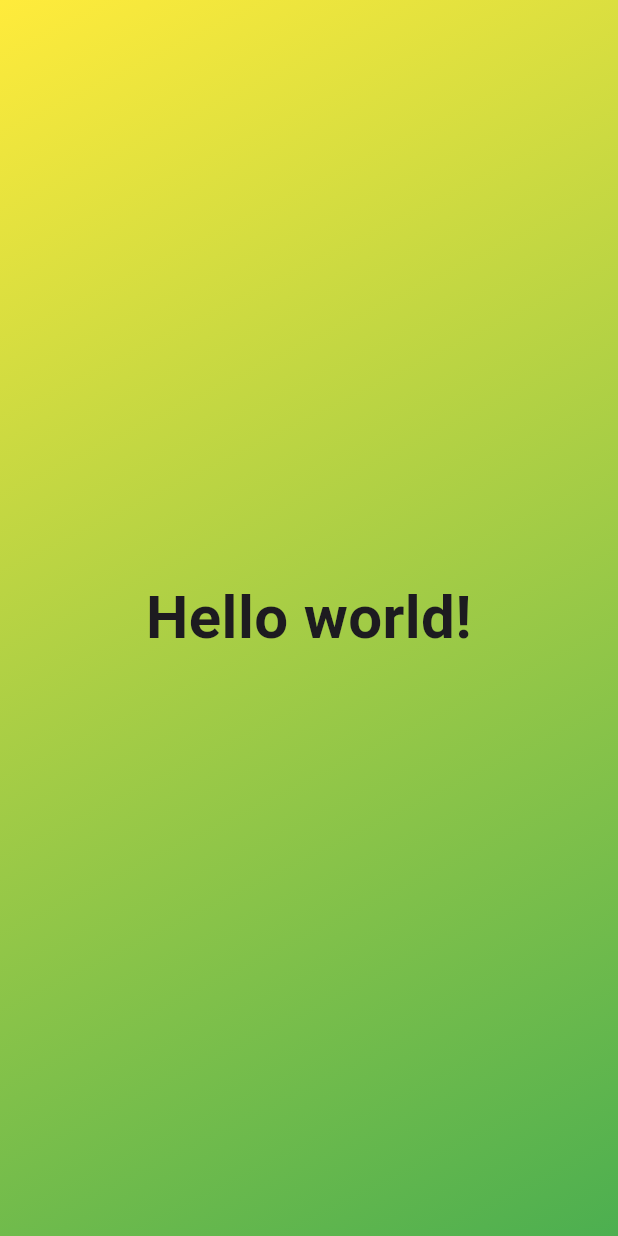
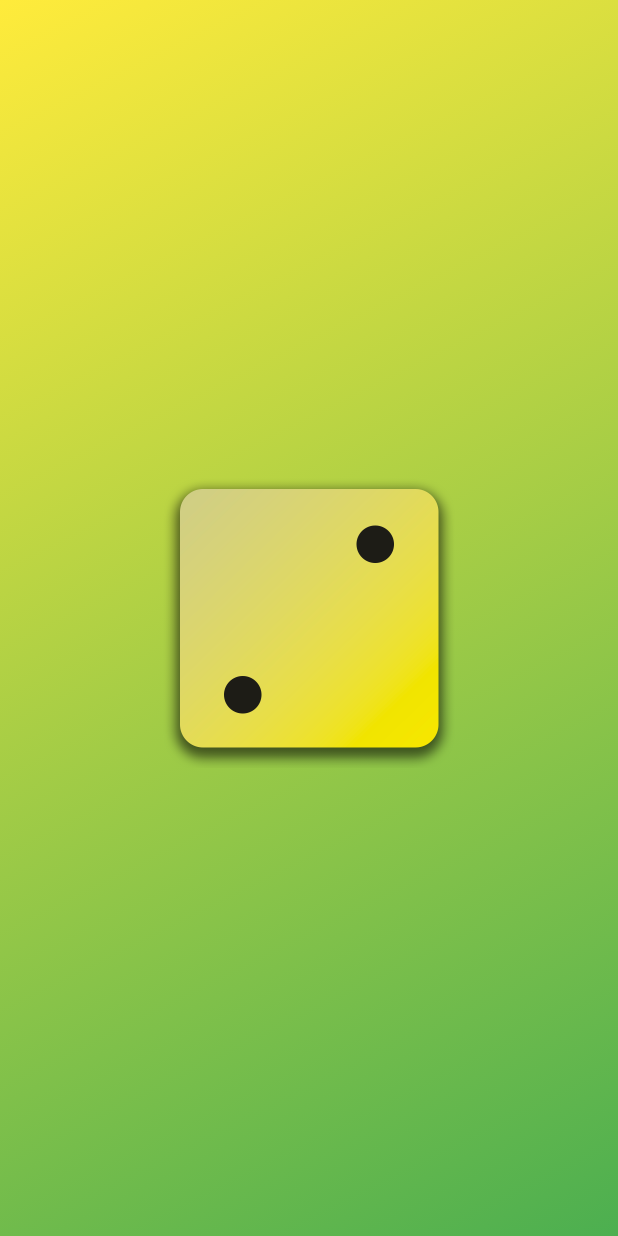
Before and after one commit to Akhil-Eaga/dice_roll_app, a Flutter app: the screen it shows after launch, on a phone screen of 412 x 824 dp. Run offline on Flutter 3.47's test engine with Material 3 defaults, Android fonts, the phone set to English and light mode, and no system bars; Roboto replaces fonts that are missing (Avenir).

Commit message:
Replaced styled_text with the image of a dice

```diff
--- a/lib/gradient_container.dart
+++ b/lib/gradient_container.dart
@@ -28,8 +28,8 @@ class GradientContainer extends StatelessWidget {
           colors: colors,
         ),
       ),
-      child: const Center(
-        child: StyledText("Hello world!")
+      child: Center(
+        child: Image.asset("assets/images/dice-2.png", width: 200),
       ),
     );
   }
```
Also changed, not shown: pubspec.yaml (+7 -3 lines), assets/images/dice-1.png (added), assets/images/dice-2.png (added), assets/images/dice-3.png (added), assets/images/dice-4.png (added), assets/images/dice-5.png (added), assets/images/dice-6.png (added).
